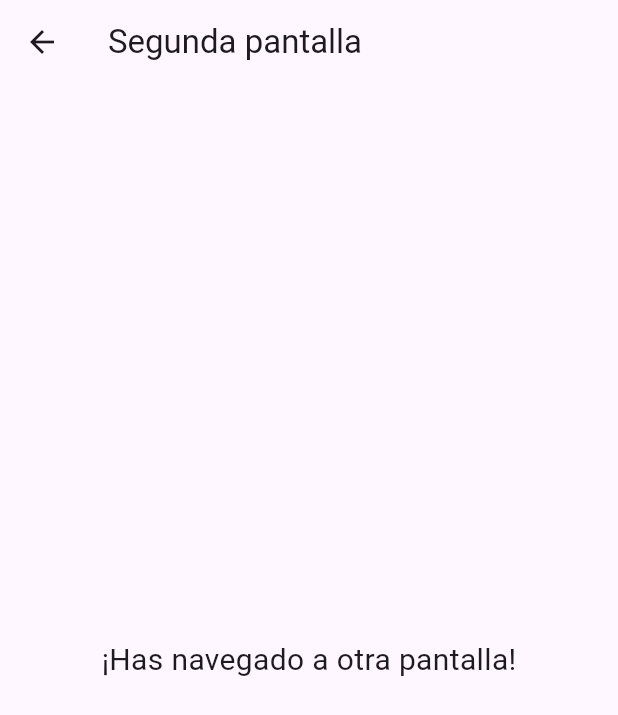
After one commit to Z3firot/Mi_primera_aplicacion, a Flutter app: the MyHomePage screen opened directly, after a tap on "Incrementar contador", after a tap on "Ir a segunda pantalla", on a phone screen of 412 x 824 dp. The commit adds this screen. Shown: the top 715 px of the screen. Run offline on Flutter 3.47's test engine with Material 3 defaults, Android fonts, the phone set to English and light mode, and no system bars.

Commit message:
Agrega pantallas second_screen y welcome_screen, y corrige pubspec.yaml

```diff
--- a/lib/main.dart
+++ b/lib/main.dart
@@ -1,9 +1,12 @@
 import 'package:flutter/material.dart';
+import 'welcome_screen.dart';
+
 
 void main() {
   runApp(const MyApp());
 }
 
+// 🌟 Aplicación principal
 class MyApp extends StatelessWidget {
   const MyApp({super.key});
 
@@ -15,11 +18,12 @@ class MyApp extends StatelessWidget {
         colorScheme: ColorScheme.fromSeed(seedColor: Colors.deepPurple),
         useMaterial3: true,
       ),
-      home: const MyHomePage(title: 'Widgets Básicos en Flutter'),
-    );
+      home: const WelcomeScreen(),
+      );
   }
 }
 
+// 🏠 Pantalla principal
 class MyHomePage extends StatefulWidget {
   const MyHomePage({super.key, required this.title});
   final String title;
@@ -31,10 +35,13 @@ class MyHomePage extends StatefulWidget {
 class _MyHomePageState extends State<MyHomePage> {
   int _counter = 0;
 
-  void _incrementCounter() {
-    setState(() {
-      _counter++;
-    });
+  void _incrementCounter() => setState(() => _counter++);
+
+  void _navigateToSecondScreen() {
+    Navigator.push(
+      context,
+      MaterialPageRoute(builder: (context) => const SecondScreen()),
+    );
   }
 
   @override
@@ -44,10 +51,10 @@ class _MyHomePageState extends State<MyHomePage> {
         backgroundColor: Theme.of(context).colorScheme.inversePrimary,
         title: Text(widget.title),
       ),
-      body: Center(
-        child: Column(
-          mainAxisAlignment: MainAxisAlignment.center,
-          children: <Widget>[
+      body: Padding(
+        padding: const EdgeInsets.all(16.0),
+        child: ListView(
+          children: [
             const Text(
               '¡Hola mundo!',
               style: TextStyle(fontSize: 24, fontWeight: FontWeight.bold),
@@ -57,9 +64,21 @@ class _MyHomePageState extends State<MyHomePage> {
               style: Theme.of(context).textTheme.headlineMedium,
             ),
             const SizedBox(height: 20),
+            ElevatedButton.icon(
+              onPressed: _incrementCounter,
+              icon: const Icon(Icons.add),
+              label: const Text('Incrementar contador'),
+            ),
+            const SizedBox(height: 20),
+            ElevatedButton.icon(
+              onPressed: _navigateToSecondScreen,
+              icon: const Icon(Icons.arrow_forward),
+              label: const Text('Ir a segunda pantalla'),
+            ),
+            const SizedBox(height: 32),
             Container(
               padding: const EdgeInsets.all(12),
-              margin: const EdgeInsets.symmetric(horizontal: 20),
+              margin: const EdgeInsets.symmetric(horizontal: 8),
               decoration: BoxDecoration(
                 color: Colors.blue[50],
                 border: Border.all(color: Colors.blueAccent),
@@ -106,10 +125,23 @@ class _MyHomePageState extends State<MyHomePage> {
           ],
         ),
       ),
-      floatingActionButton: FloatingActionButton(
-        onPressed: _incrementCounter,
-        tooltip: 'Incrementar',
-        child: const Icon(Icons.add),
+    );
+  }
+}
+
+// 📄 Segunda pantalla
+class SecondScreen extends StatelessWidget {
+  const SecondScreen({super.key});
+
+  @override
+  Widget build(BuildContext context) {
+    return Scaffold(
+      appBar: AppBar(title: const Text('Segunda pantalla')),
+      body: const Center(
+        child: Text(
+          '¡Has navegado a otra pantalla!',
+          style: TextStyle(fontSize: 20),
+        ),
       ),
     );
   }
--- /dev/null
+++ b/lib/second_screen.dart
@@ -0,0 +1,18 @@
+import 'package:flutter/material.dart';
+
+class SecondScreen extends StatelessWidget {
+  const SecondScreen({super.key});
+
+  @override
+  Widget build(BuildContext context) {
+    return Scaffold(
+      appBar: AppBar(title: const Text('Segunda pantalla')),
+      body: const Center(
+        child: Text(
+          '¡Has navegado a otra pantalla!',
+          style: TextStyle(fontSize: 20),
+        ),
+      ),
+    );
+  }
+}
```
Also changed, not shown: lib/welcome_screen.dart (added, +53 -0 lines), pubspec.yaml (+3 -68 lines), lib/assets/cosplay_sao.png (added), lib/assets/flutter_01.png (added).
